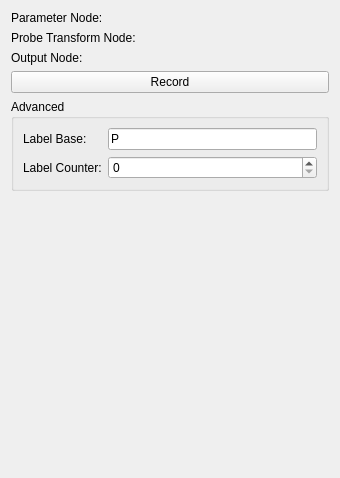
The window that CollectFiducials/Resources/UI/qSlicerCollectFiducialsModule.ui (SlicerIGT/SlicerIGT) describes before a commit, drawn with Qt 5.
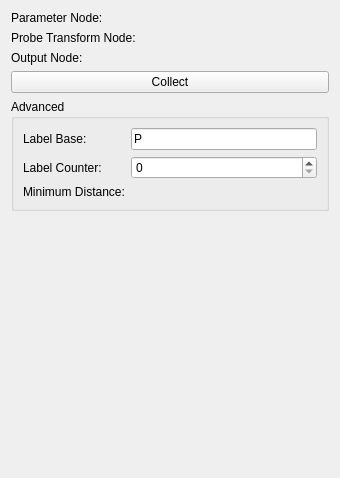
The same window after the commit. Custom widgets are drawn as their Qt base class.

Commit message: Added auto-collect feature to CollectFiducials, see #137

Diff of the .ui file:
```diff
--- a/CollectFiducials/Resources/UI/qSlicerCollectFiducialsModule.ui
+++ b/CollectFiducials/Resources/UI/qSlicerCollectFiducialsModule.ui
@@ -73,9 +73,9 @@
     </layout>
    </item>
    <item>
-    <widget class="QPushButton" name="RecordButton">
+    <widget class="ctkCheckablePushButton" name="CollectButton">
      <property name="text">
-      <string>Record</string>
+      <string>Collect</string>
      </property>
     </widget>
    </item>
@@ -91,6 +91,13 @@
       <item row="1" column="1">
        <widget class="QSpinBox" name="LabelCounterSpinBox"/>
       </item>
+      <item row="2" column="0">
+       <widget class="QLabel" name="MinimumDistanceLabel">
+        <property name="text">
+         <string>Minimum Distance:</string>
+        </property>
+       </widget>
+      </item>
       <item row="1" column="0">
        <widget class="QLabel" name="LabelCounterLabel">
         <property name="text">
@@ -112,6 +119,13 @@
         </property>
        </widget>
       </item>
+      <item row="2" column="1">
+       <widget class="ctkSliderWidget" name="MinimumDistanceSlider">
+        <property name="value">
+         <double>10.000000000000000</double>
+        </property>
+       </widget>
+      </item>
      </layout>
     </widget>
    </item>
@@ -143,12 +157,27 @@
    <header>qSlicerWidget.h</header>
    <container>1</container>
   </customwidget>
+  <customwidget>
+   <class>ctkCheckablePushButton</class>
+   <extends>ctkPushButton</extends>
+   <header>ctkCheckablePushButton.h</header>
+  </customwidget>
   <customwidget>
    <class>ctkCollapsibleGroupBox</class>
    <extends>QGroupBox</extends>
    <header>ctkCollapsibleGroupBox.h</header>
    <container>1</container>
   </customwidget>
+  <customwidget>
+   <class>ctkPushButton</class>
+   <extends>QPushButton</extends>
+   <header>ctkPushButton.h</header>
+  </customwidget>
+  <customwidget>
+   <class>ctkSliderWidget</class>
+   <extends>QWidget</extends>
+   <header>ctkSliderWidget.h</header>
+  </customwidget>
  </customwidgets>
  <resources/>
  <connections>
```
The commit also changes 6 other files.
